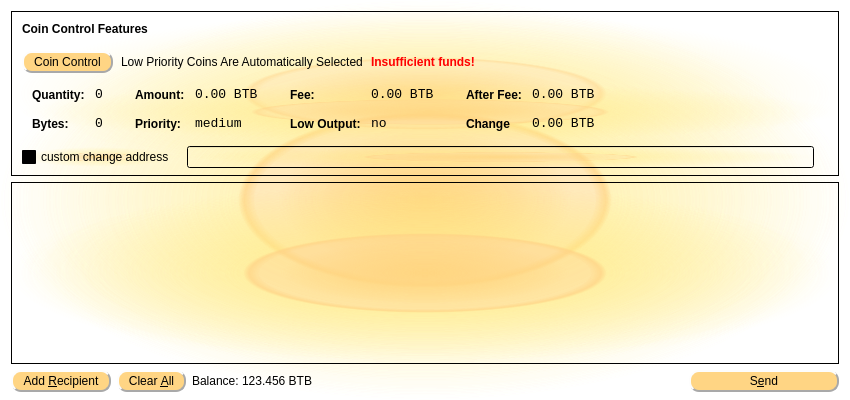
Crypto-Currency/bitbar, file src/qt/forms/sendcoinsdialog.ui: the form before one commit.
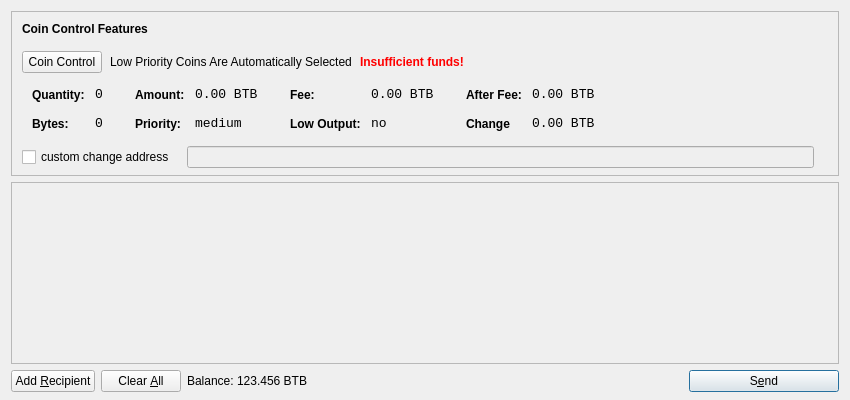
The form after the commit. Icons and pictures are not drawn.

Patch:
```diff
--- a/src/qt/forms/sendcoinsdialog.ui
+++ b/src/qt/forms/sendcoinsdialog.ui
@@ -2,9 +2,6 @@
 <ui version="4.0">
  <class>SendCoinsDialog</class>
  <widget class="QDialog" name="SendCoinsDialog">
-  <property name="styleSheet">
-   <string notr="true">QWidget{background-color: qradialgradient(spread:pad, cx:0.5, cy:0.5, radius:0.5, fx:0.5, fy:0.5, stop:0 rgba(255, 213,127, 206), stop:0.35 rgba(255, 213,127, 80), stop:0.4 rgba(255, 213,127, 80), stop:0.425 rgba(255, 213, 132, 156), stop:0.44 rgba(255, 233, 128, 80), stop:1 rgba(255, 255, 255, 0)); color yellow} QMenu{background-color:rgb(255,233,142); color:black; border: 2px solid darkgrey; padding: 2px 10px 2px 10px} QToolTip{background-color:rgb(255,233,142); color:black; border: 2px solid darkgrey; padding: 2px 10px 2px 10px} QLabel{background-color:rgba(255,255,255,0)} QPushButton{padding: 2px 10px 2px 10px; background-color:rgb(255,213,132); color:black; border-style: outset; border-width: 2px; border-radius: 10px; border-color: darkgrey}</string>
-  </property>
   <property name="geometry">
    <rect>
     <x>0</x>
@@ -179,9 +176,6 @@
             <height>0</height>
            </size>
           </property>
-          <property name="styleSheet">
-           <string notr="true"/>
-          </property>
           <layout class="QHBoxLayout" name="horizontalLayoutCoinControl5">
            <property name="margin">
             <number>0</number>
@@ -572,9 +566,6 @@
           </item>
           <item>
            <widget class="QLineEdit" name="lineEditCoinControlChange">
-            <property name="styleSheet">
-             <string notr="true">QMenu{padding: 2px 10px 2px 10px;background-color:rgb(235,227,181);border:2px solid grey}</string>
-            </property>
             <property name="enabled">
              <bool>false</bool>
             </property>
@@ -630,9 +621,6 @@
    </item>
    <item>
     <widget class="QScrollArea" name="scrollArea">
-     <property name="styleSheet">
-      <string notr="true">QMenu{padding: 2px 10px 2px 10px;background-color:rgb(235,227,181);border:2px solid grey} QPushButton{background-color:rgb(255,213,132); color:black; border-style: outset; border-width: 2px; border-radius: 10px; border-color: darkgrey}</string>
-     </property>
      <property name="widgetResizable">
       <bool>true</bool>
      </property>
```
Left out of the diff: 5 changed lines with no effect on the pictures.
